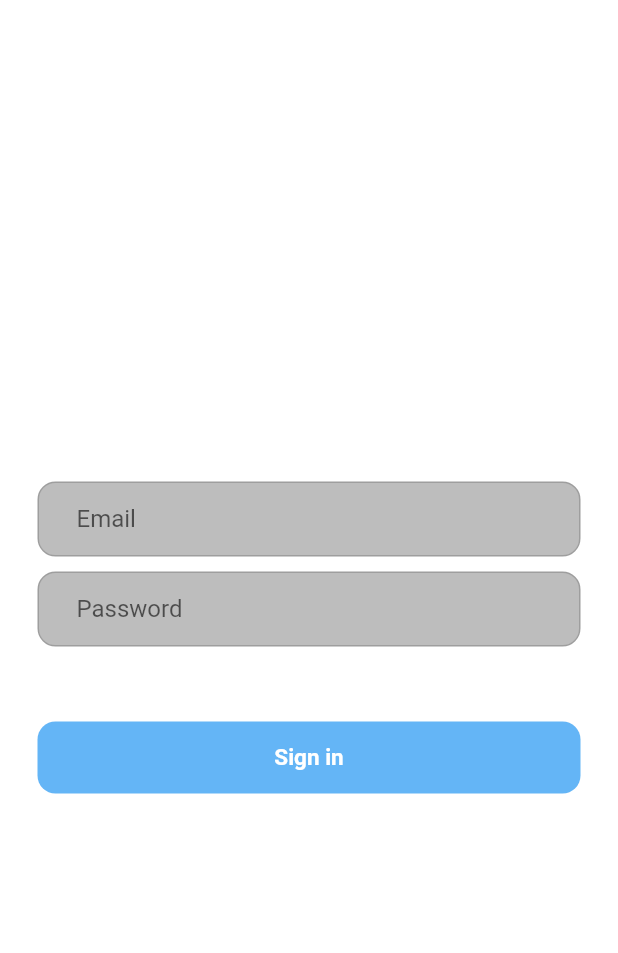
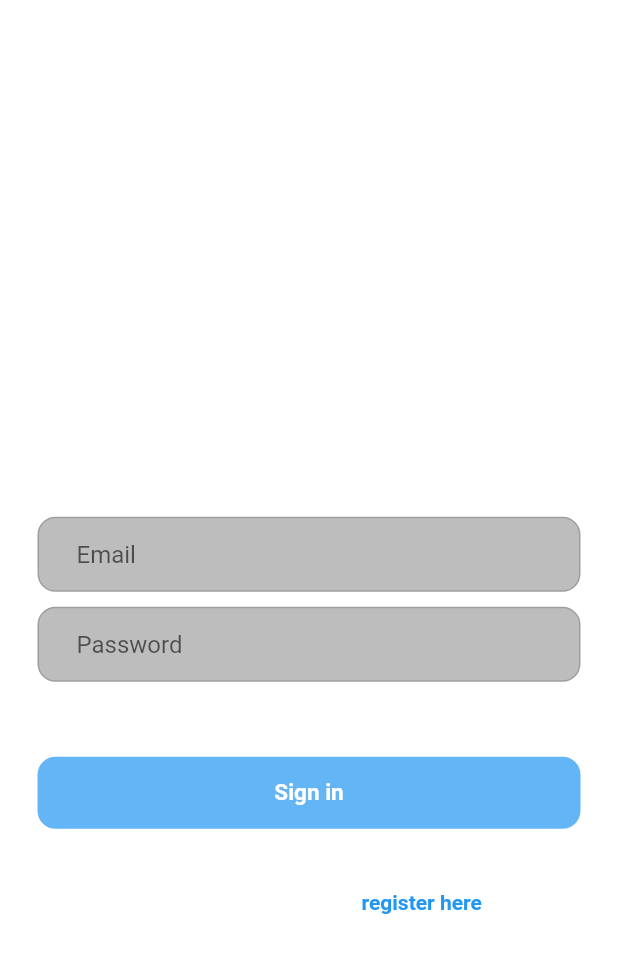
Before and after one commit to nainezz/todolist, a Flutter app: the screen it shows after launch, on a phone screen of 412 x 824 dp. Shown: the top 953 px of the screen. Run offline on Flutter 3.47's test engine with Material 2 defaults, Android fonts, the phone set to English and light mode, and no system bars; drawn by our look-alikes of modal_progress_hud_nsn; our stand-ins replace after_layout, get_storage, jiffy; accounts and stored records are empty.

```diff
--- a/lib/provider/user.dart
+++ b/lib/provider/user.dart
@@ -12,6 +12,7 @@ import '../screen/home.dart';
 class UserProvider with ChangeNotifier {
   final box = GetStorage();
   late UserModel currentUser;
+  bool isLoading = false;
 
   // Constructor
   UserProvider() {
@@ -39,6 +40,8 @@ class UserProvider with ChangeNotifier {
     required String password,
   }) async {
     try {
+      isLoading = true;
+      notifyListeners();
       var response = await http.post(
         Uri.parse('https://api-nodejs-todolist.herokuapp.com/user/login'),
         headers: {'Content-Type': 'application/json'},
@@ -65,6 +68,9 @@ class UserProvider with ChangeNotifier {
       }
     } catch (e) {
       print(e);
+    } finally {
+      bool isLoading = false;
+      notifyListeners();
     }
   }
 
--- a/lib/screen/login.dart
+++ b/lib/screen/login.dart
@@ -1,6 +1,7 @@
 import 'package:flutter/material.dart';
 import 'package:modal_progress_hud_nsn/modal_progress_hud_nsn.dart';
 import 'package:provider/provider.dart';
+import 'package:todolist/screen/registration.dart';
 
 import '../provider/user.dart';
 
@@ -14,7 +15,6 @@ class LoginScreen extends StatefulWidget {
 class _LoginScreenState extends State<LoginScreen> {
   final GlobalKey<FormState> _formKey = GlobalKey<FormState>();
   String email = '', password = '';
-  bool isLoading = false;
 
   @override
   Widget build(BuildContext context) {
@@ -22,12 +22,18 @@ class _LoginScreenState extends State<LoginScreen> {
       backgroundColor: const Color(0x00181920),
       body: Consumer<UserProvider>(builder: (context, value, _) {
         return ModalProgressHUD(
-          inAsyncCall: isLoading,
+          inAsyncCall: value.isLoading,
           child: Form(
             key: _formKey,
             child: Column(
               mainAxisAlignment: MainAxisAlignment.center,
               children: [
+                Icon(
+                  Icons.person,
+                  size: 100,
+                  color: Colors.white,
+                ),
+                SizedBox(height: 20),
                 const Text(
                   'please sign in to you account',
                   style: TextStyle(color: Colors.white),
@@ -102,14 +108,8 @@ class _LoginScreenState extends State<LoginScreen> {
                     onTap: () async {
                       if (_formKey.currentState != null) {
                         if (_formKey.currentState!.validate()) {
-                          setState(() {
-                            isLoading = true;
-                          });
                           await value.login(context,
                               email: email, password: password);
-                          setState(() {
-                            isLoading = false;
-                          });
                         }
                       }
                     },
@@ -131,6 +131,33 @@ class _LoginScreenState extends State<LoginScreen> {
                     ),
                   ),
                 ),
+                SizedBox(height: 25),
+                Row(
+                  mainAxisAlignment: MainAxisAlignment.center,
+                  // ignore: prefer_const_literals_to_create_immutables
+                  children: [
+                    Text(
+                      "dont have an Account?",
+                      style: TextStyle(
+                          fontWeight: FontWeight.bold, color: Colors.white),
+                    ),
+                    TextButton(
+                      child: Text(
+                        '  register here',
+                        style: TextStyle(
+                          color: Colors.blue,
+                          fontWeight: FontWeight.bold,
+                        ),
+                      ),
+                      onPressed: () {
+                        Navigator.push(
+                            context,
+                            MaterialPageRoute(
+                                builder: (context) => RegisterScreen()));
+                      },
+                    ),
+                  ],
+                )
               ],
             ),
           ),
```
Also changed, not shown: lib/screen/home.dart (+24 -7 lines), pubspec.yaml (+22 -66 lines), assets/icon.png (added), pubspec.lock, 30 other files.
